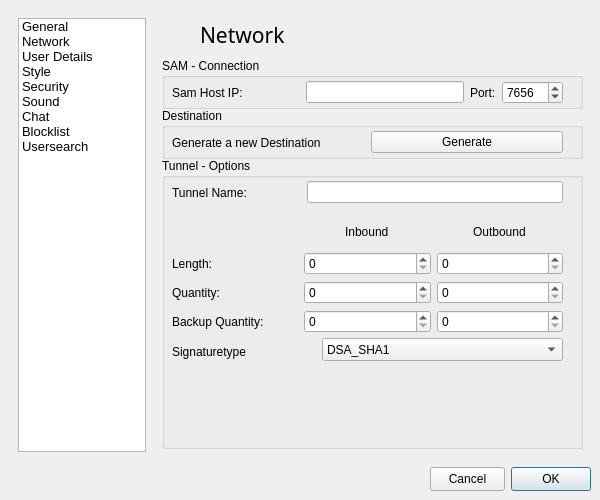
Qt form src/gui/form_settingsgui.ui (vituperative/i2pchat) before a commit.
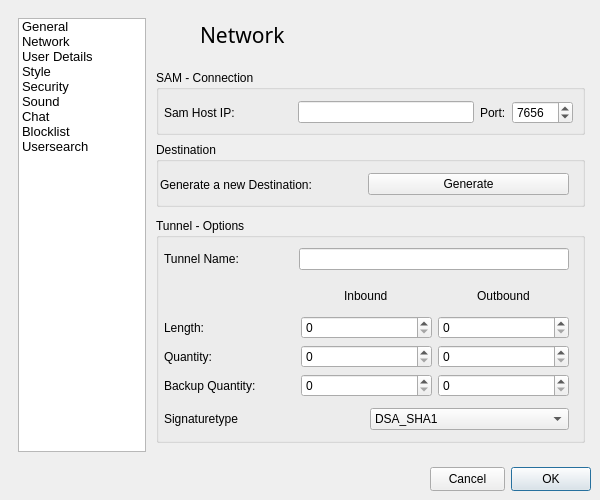
The same form after that commit. The open tabs and pages were chosen to show the change. Icons and pictures are not drawn.

Commit message: Network settings pane rejig

What changed in the file:
```diff
--- a/src/gui/form_settingsgui.ui
+++ b/src/gui/form_settingsgui.ui
@@ -786,43 +786,21 @@
        <widget class="QGroupBox" name="groupBox_8">
         <property name="geometry">
          <rect>
-          <x>10</x>
-          <y>140</y>
-          <width>421</width>
-          <height>291</height>
+          <x>4</x>
+          <y>200</y>
+          <width>429</width>
+          <height>225</height>
          </rect>
         </property>
         <property name="title">
          <string>Tunnel - Options</string>
         </property>
-        <widget class="QWidget" name="layoutWidget_8">
-         <property name="geometry">
-          <rect>
-           <x>10</x>
-           <y>20</y>
-           <width>391</width>
-           <height>29</height>
-          </rect>
-         </property>
-         <layout class="QHBoxLayout" name="horizontalLayout_7">
-          <item>
-           <widget class="QLabel" name="label_9">
-            <property name="text">
-             <string>Tunnel Name:                </string>
-            </property>
-           </widget>
-          </item>
-          <item>
-           <widget class="QLineEdit" name="lineEdit"/>
-          </item>
-         </layout>
-        </widget>
         <widget class="QWidget" name="layoutWidget_7">
          <property name="geometry">
           <rect>
-           <x>10</x>
-           <y>60</y>
-           <width>391</width>
+           <x>8</x>
+           <y>64</y>
+           <width>405</width>
            <height>115</height>
           </rect>
          </property>
@@ -882,18 +860,28 @@
           </item>
          </layout>
         </widget>
+        <widget class="QWidget" name="">
+         <property name="geometry">
+          <rect>
+           <x>8</x>
+           <y>188</y>
+           <width>405</width>
+           <height>27</height>
+          </rect>
+         </property>
+         <layout class="QGridLayout" name="gridLayout_22">
+          <item row="0" column="0">
+           <widget class="QLabel" name="label_13">
+            <property name="text">
+             <string>Signaturetype </string>
+            </property>
+           </widget>
+          </item>
+          <item row="0" column="1">
         <widget class="QComboBox" name="comboBox_Signature">
          <property name="enabled">
           <bool>true</bool>
          </property>
-         <property name="geometry">
-          <rect>
-           <x>160</x>
-           <y>180</y>
-           <width>241</width>
-           <height>23</height>
-          </rect>
-         </property>
          <item>
           <property name="text">
            <string extracomment="Default">DSA_SHA1</string>
@@ -915,27 +903,39 @@
           </property>
          </item>
         </widget>
-        <widget class="QLabel" name="label_13">
+          </item>
+         </layout>
+        </widget>
+        <widget class="QWidget" name="">
          <property name="geometry">
           <rect>
-           <x>10</x>
-           <y>180</y>
-           <width>148</width>
+           <x>8</x>
+           <y>28</y>
+           <width>405</width>
            <height>27</height>
           </rect>
          </property>
+         <layout class="QGridLayout" name="gridLayout_23">
+          <item row="0" column="0">
+           <widget class="QLabel" name="label_9">
          <property name="text">
-          <string>Signaturetype </string>
-         </property>
+             <string>Tunnel Name:                </string>
+            </property>
+           </widget>
+          </item>
+          <item row="0" column="1">
+           <widget class="QLineEdit" name="lineEdit"/>
+          </item>
+         </layout>
         </widget>
        </widget>
        <widget class="QGroupBox" name="groupBox_7">
         <property name="geometry">
          <rect>
-          <x>10</x>
-          <y>40</y>
-          <width>421</width>
-          <height>51</height>
+          <x>4</x>
+          <y>52</y>
+          <width>429</width>
+          <height>65</height>
          </rect>
         </property>
         <property name="title">
@@ -944,9 +944,9 @@
         <widget class="QWidget" name="layoutWidget_9">
          <property name="geometry">
           <rect>
-           <x>10</x>
-           <y>20</y>
-           <width>391</width>
+           <x>8</x>
+           <y>28</y>
+           <width>409</width>
            <height>29</height>
           </rect>
          </property>
@@ -984,10 +984,10 @@
        <widget class="QGroupBox" name="groupBox_17">
         <property name="geometry">
          <rect>
-          <x>10</x>
-          <y>90</y>
-          <width>421</width>
-          <height>51</height>
+          <x>4</x>
+          <y>124</y>
+          <width>429</width>
+          <height>65</height>
          </rect>
         </property>
         <property name="title">
@@ -996,9 +996,9 @@
         <widget class="QWidget" name="layoutWidget_10">
          <property name="geometry">
           <rect>
-           <x>10</x>
-           <y>20</y>
-           <width>391</width>
+           <x>4</x>
+           <y>28</y>
+           <width>409</width>
            <height>29</height>
           </rect>
          </property>
@@ -1006,7 +1006,7 @@
           <item>
            <widget class="QLabel" name="label_26">
             <property name="text">
-             <string>Generate a new Destination        </string>
+             <string>Generate a new Destination:        </string>
             </property>
            </widget>
           </item>
```
Left out of the diff: 2 changed lines with no effect on the pictures. Lines whose indentation alone changed are shown as unchanged.
